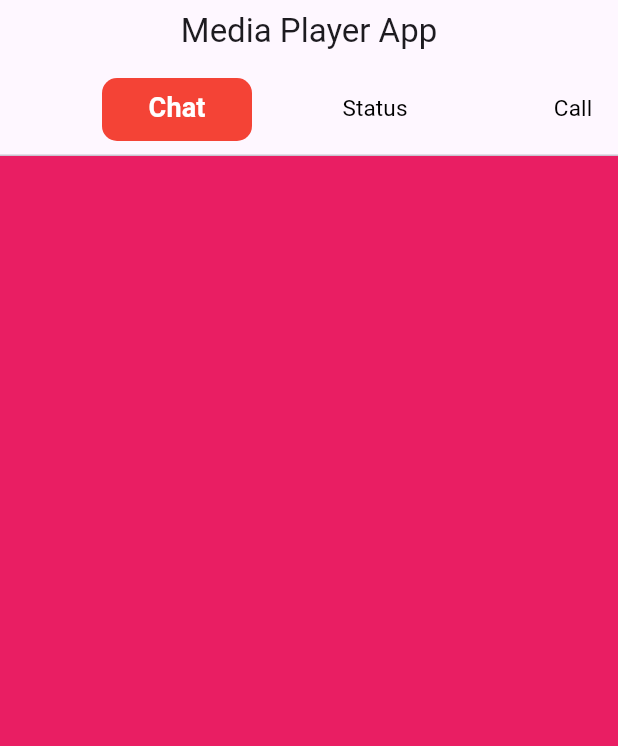
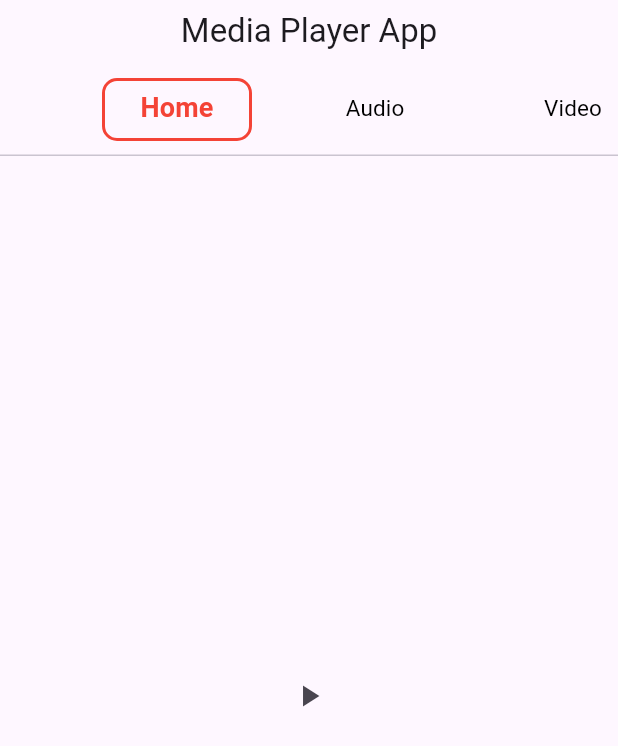
Before and after one commit to hirenkhasatiya/Media_Player_App, a Flutter app: the screen it shows after launch, swiped to page 2, on a phone screen of 412 x 824 dp. Shown: the top 746 px of the screen. Run offline on Flutter 3.47's test engine with Material 2 defaults, Android fonts, the light colour scheme and no system bars; our stand-ins replace assets_audio_player.

Commit message:
audio player

```diff
--- /dev/null
+++ b/media_player/lib/controller/audio_Controller.dart
@@ -0,0 +1,22 @@
+import 'package:flutter/material.dart';
+import 'package:assets_audio_player/assets_audio_player.dart';
+
+class AudioController extends ChangeNotifier {
+  AssetsAudioPlayer assetsAudioPlayer = AssetsAudioPlayer();
+
+  AudioController() {
+    assetsAudioPlayer.open(
+      Audio('assets/audio/ram_siya_ram.mp3'),
+    );
+  }
+
+  Play() {
+    assetsAudioPlayer.play();
+    notifyListeners();
+  }
+
+  Pause() {
+    assetsAudioPlayer.pause();
+    notifyListeners();
+  }
+}
--- a/media_player/lib/controller/page_controller.dart
+++ b/media_player/lib/controller/page_controller.dart
@@ -1,4 +1,7 @@
 import 'package:flutter/material.dart';
+import 'package:media_player/views/component/anynew_Page.dart';
+import 'package:media_player/views/component/audio_Page.dart';
+import 'package:media_player/views/component/video_Page.dart';
 
 class MyTabController extends ChangeNotifier {
   static TabController? tabController;
@@ -10,11 +13,15 @@ class MyTabController extends ChangeNotifier {
   }
 
   List Tab = [
-    "Chat",
-    "Status",
-    "Call",
-    "Profile",
-    "Setting",
+    "Home",
+    "Audio",
+    "Video",
+  ];
+
+  List<Widget> Pages = [
+    anyNewPage(),
+    audioPage(),
+    videoPage(),
   ];
 
   pageChange({required int index}) {
--- /dev/null
+++ b/media_player/lib/views/component/audio_Page.dart
@@ -0,0 +1,28 @@
+import 'package:flutter/material.dart';
+import 'package:media_player/controller/audio_Controller.dart';
+import 'package:provider/provider.dart';
+
+class audioPage extends StatelessWidget {
+  const audioPage({super.key});
+
+  @override
+  Widget build(BuildContext context) {
+    return Consumer<AudioController>(builder: (context, Provider, child) {
+      return Padding(
+          padding: EdgeInsets.all(10),
+          child: StreamBuilder(
+            stream: Provider.assetsAudioPlayer.currentPosition,
+            builder: (context, snapshot) {
+              return Center(
+                child: IconButton(
+                  onPressed: () {
+                    Provider.Play();
+                  },
+                  icon: Icon(Icons.play_arrow),
+                ),
+              );
+            },
+          ));
+    });
+  }
+}
--- a/media_player/lib/views/screens/home_page.dart
+++ b/media_player/lib/views/screens/home_page.dart
@@ -14,7 +14,7 @@ class _tabBarState extends State<tabBar> with SingleTickerProviderStateMixin {
   void initState() {
     super.initState();
     MyTabController.tabController = TabController(
-      length: 5,
+      length: 3,
       vsync: this,
     );
   }
@@ -31,12 +31,15 @@ class _tabBarState extends State<tabBar> with SingleTickerProviderStateMixin {
               padding: const EdgeInsets.only(top: 10, bottom: 10),
               isScrollable: true,
               indicator: BoxDecoration(
-                shape: BoxShape.rectangle,
-                color: MyTabController.tabController == Provider.pageController
-                    ? Colors.white
-                    : Colors.primaries[Provider.getIndex % 18],
-                borderRadius: BorderRadius.circular(10),
-              ),
+                  shape: BoxShape.rectangle,
+                  borderRadius: BorderRadius.circular(10),
+                  border: Border.all(
+                    width: 2,
+                    color:
+                        MyTabController.tabController == Provider.pageController
+                            ? Colors.white
+                            : Colors.primaries[Provider.getIndex % 18],
+                  )),
               onTap: (index) {
                 Provider.pageChange(index: index);
               },
@@ -49,7 +52,7 @@ class _tabBarState extends State<tabBar> with SingleTickerProviderStateMixin {
                       e,
                       style: TextStyle(
                         color: Provider.Tab.indexOf(e) == Provider.getIndex
-                            ? Colors.white
+                            ? Colors.primaries[Provider.getIndex % 18]
                             : Colors.black,
                         fontWeight: Provider.Tab.indexOf(e) == Provider.getIndex
                             ? FontWeight.bold
@@ -67,13 +70,9 @@ class _tabBarState extends State<tabBar> with SingleTickerProviderStateMixin {
           ),
           body: PageView(
             allowImplicitScrolling: false,
+            clipBehavior: Clip.none,
             controller: Provider.pageController,
-            children: List.generate(
-              5,
-              (index) => Container(
-                color: Colors.primaries[index % 18],
-              ),
-            ),
+            children: Provider.Pages,
           ),
         );
       },
--- a/media_player/pubspec.yaml
+++ b/media_player/pubspec.yaml
@@ -36,6 +36,7 @@ dependencies:
   # Use with the CupertinoIcons class for iOS style icons.
   cupertino_icons: ^1.0.2
   provider: any
+  assets_audio_player: ^3.1.1
 
 
 dev_dependencies:
@@ -64,6 +65,8 @@ flutter:
   # assets:
   #   - images/a_dot_burr.jpeg
   #   - images/a_dot_ham.jpeg
+  assets:
+    - assets/audio/
 
   # An image asset can refer to one or more resolution-specific "variants", see
   # https://flutter.dev/assets-and-images/#resolution-aware
```
Also changed, not shown: media_player/lib/main.dart (+12 -6 lines), media_player/lib/views/component/anynew_Page.dart (added, +10 -0 lines), media_player/lib/views/component/video_Page.dart (added, +10 -0 lines), media_player/pubspec.lock, 5 other files.
